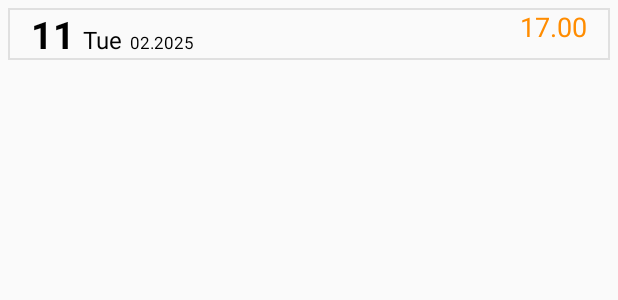
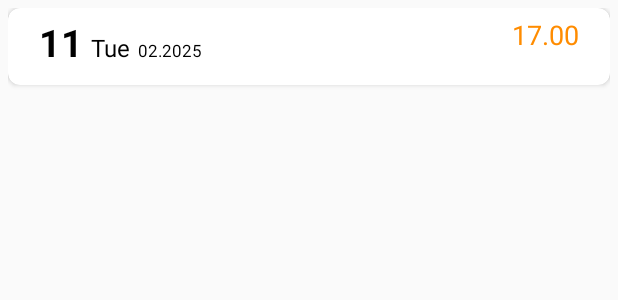
Before and after one commit to namanmawandia/Expense-Tracker, an Android app: the layout bottom_popup_whole_day.xml on its own in the app's theme, with its tools: preview values and no code run, on a phone screen of 412 x 824 dp. Shown: the top 300 px of the screen. Run offline under Robolectric (Android 15) with nearby library versions, the phone set to English and light mode, and no system bars.

Commit message:
bottom popup works with interface use and using day_item

```diff
--- a/app/src/main/res/layout/bottom_popup_whole_day.xml
+++ b/app/src/main/res/layout/bottom_popup_whole_day.xml
@@ -1,61 +1,16 @@
 <?xml version="1.0" encoding="utf-8"?>
-<androidx.constraintlayout.widget.ConstraintLayout xmlns:android="http://schemas.android.com/apk/res/android"
+<ScrollView xmlns:android="http://schemas.android.com/apk/res/android"
     android:layout_width="match_parent"
     android:layout_height="400dp"
     xmlns:app="http://schemas.android.com/apk/res-auto"
     android:layout_margin="5dp">
 
-    <androidx.constraintlayout.widget.ConstraintLayout
+    <include layout="@layout/item_day_daily"
         android:layout_width="match_parent"
         android:layout_height="wrap_content"
-        android:orientation="horizontal"
-        android:id="@+id/cnstrtloutTop"
-        app:layout_constraintTop_toTopOf="parent"
-        android:background="@drawable/date_item_calender_border"
-        app:layout_constraintStart_toStartOf="parent">
-
-        <include layout="@layout/element_date"
-            android:layout_height="wrap_content"
-            android:layout_width="wrap_content"
-            android:id="@+id/tvDateElement"
-            app:layout_constraintStart_toStartOf="parent"
-            app:layout_constraintTop_toTopOf="parent"/>
-
-        <TextView
-            android:layout_width="wrap_content"
-            android:layout_height="wrap_content"
-            android:textSize="18sp"
-            android:id="@+id/tvTotalIncome"
-            android:layout_marginEnd="15dp"
-            app:layout_constraintLeft_toLeftOf="@id/tvTotalExpense"
-            app:layout_constraintRight_toRightOf="@+id/tvDateElement"
-            app:layout_constraintTop_toTopOf="parent"
-            android:layout_gravity="bottom"
-            android:text="17.00"
-            android:textColor="@color/highlightPurple"/>
-
-        <TextView
-            android:layout_width="wrap_content"
-            android:layout_height="wrap_content"
-            android:textSize="18sp"
-            android:id="@+id/tvTotalExpense"
-            android:layout_marginEnd="15dp"
-            app:layout_constraintEnd_toEndOf="parent"
-            app:layout_constraintTop_toTopOf="parent"
-            android:layout_gravity="bottom"
-            android:text="17.00"
-            android:textColor="@color/negativeTransac"/>
-
-    </androidx.constraintlayout.widget.ConstraintLayout>
-
-    <androidx.recyclerview.widget.RecyclerView
-        android:id="@+id/rvDailyTransactions"
-        android:layout_width="match_parent"
-        android:layout_height="400dp"
-        android:nestedScrollingEnabled="false"
-        app:layout_constraintTop_toBottomOf="@+id/cnstrtloutTop"
-        android:layout_marginStart="15dp"
-        android:layout_marginTop="6dp"/>
+        android:elevation="0dp"
+        app:layout_constraintCircleRadius="0dp"
+        android:id="@+id/viewDayClickCalender"/>
 
 
-</androidx.constraintlayout.widget.ConstraintLayout>
+</ScrollView>
```
Also changed, not shown: app/src/main/java/com/example/expensetracker/AdapterCalenderRV.kt (+15 -7 lines), app/src/main/java/com/example/expensetracker/Bottom_popup_whole_day.kt (+2 -11 lines), app/src/main/java/com/example/expensetracker/CalenderFragment.kt (+15 -6 lines).
